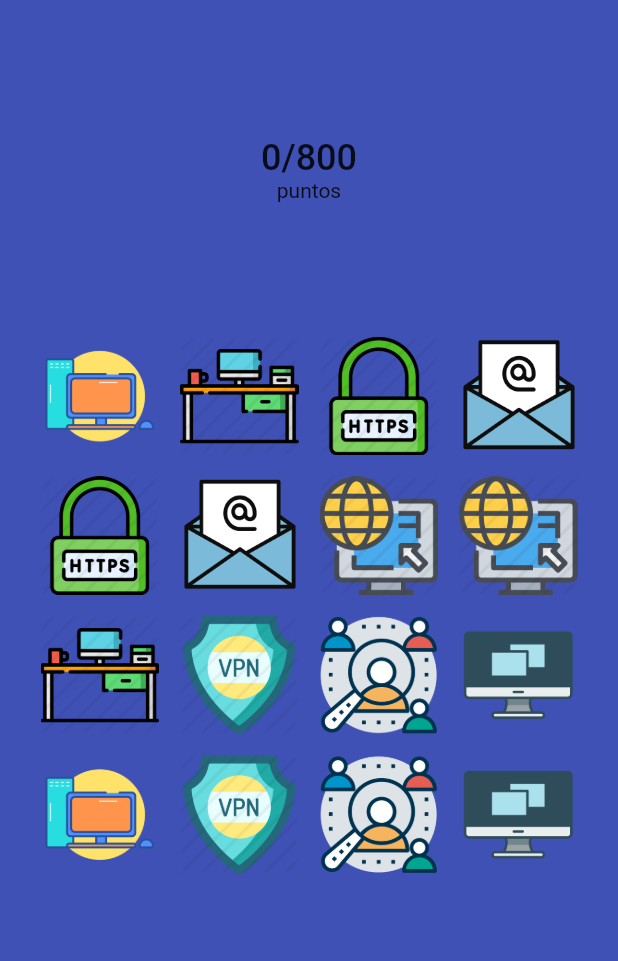
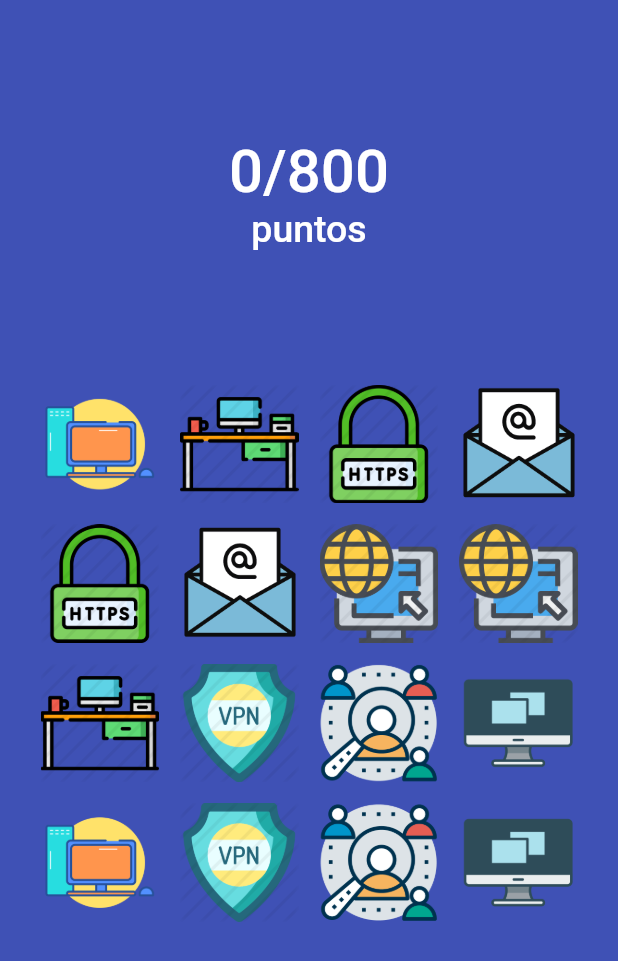
Before and after one commit to vbarahona10/flutter_ecura, a Flutter app: the HomePage screen opened directly, on a phone screen of 412 x 824 dp. Shown: the top 961 px of the screen. Run offline on Flutter 3.47's test engine with Material 2 defaults, Android fonts, the phone set to English and light mode, and no system bars; our stand-ins replace font_awesome_flutter, rflutter_alert, rxdart, video_player; project files that could hold a hidden picture were left out.

Commit message:
Se agregan ajustes en los temas de modulos

```diff
--- a/lib/splash.dart
+++ b/lib/splash.dart
@@ -11,7 +11,7 @@ class _splashscreenState extends State<splashscreen> {
   @override
   void initState() {
     super.initState();
-    Timer(Duration(seconds: 5), () {
+    Timer(Duration(seconds: 6), () {
       Navigator.of(context).pushReplacement(MaterialPageRoute(
         builder: (context) => Modules(),
       ));
--- a/lib/src/pages/teletrabajo/pages/homePage.dart
+++ b/lib/src/pages/teletrabajo/pages/homePage.dart
@@ -48,9 +48,18 @@ class _HomePageState extends State<HomePage> {
             ),
             Text(
               "$points/800",
-              style: TextStyle(fontSize: 24, fontWeight: FontWeight.w500),
+              style: TextStyle(
+                  fontSize: 40,
+                  fontWeight: FontWeight.w500,
+                  color: Colors.white),
             ),
-            Text("puntos"),
+            Text(
+              "puntos",
+              style: TextStyle(
+                  fontSize: 25,
+                  fontWeight: FontWeight.w500,
+                  color: Colors.white),
+            ),
             SizedBox(
               height: currentOrientation == Orientation.portrait
                   ? hei * 0.1
@@ -74,7 +83,7 @@ class _HomePageState extends State<HomePage> {
                     height: hei * 0.4,
                     child: Center(
                         child: FlatButton(
-                      color: Colors.blue,
+                      color: Colors.yellow[700],
                       textColor: Colors.white,
                       disabledColor: Colors.grey,
                       disabledTextColor: Colors.black,
@@ -104,7 +113,7 @@ class _HomePageState extends State<HomePage> {
                       },
                       child: Text(
                         "Jugar de nuevo",
-                        style: TextStyle(fontSize: 20.0),
+                        style: TextStyle(fontSize: 50.0),
                       ),
                     )),
                   )
--- a/lib/src/pages/wifi/iniciowifi.dart
+++ b/lib/src/pages/wifi/iniciowifi.dart
@@ -2,6 +2,7 @@ import 'package:flutter/material.dart';
 import 'package:flutter/services.dart';
 import 'package:quizstar/src/pages/spam/instrucspam.dart';
 import 'package:quizstar/src/pages/spam/spamquiz.dart';
+import 'package:quizstar/src/pages/wifi/instruccionswifi.dart';
 import 'package:quizstar/src/pages/wifi/wifiquiz.dart';
 
 class Iniciowifi extends StatefulWidget {
@@ -68,7 +69,8 @@ class _InicioState extends State<Iniciowifi> {
                   onPressed: () {
                     Navigator.push(
                       context,
-                      MaterialPageRoute(builder: (context) => Instrucspam()),
+                      MaterialPageRoute(
+                          builder: (context) => InstruccionsWifi()),
                     );
                   },
                   child: Image.asset(
```
Also changed, not shown: pubspec.lock.
